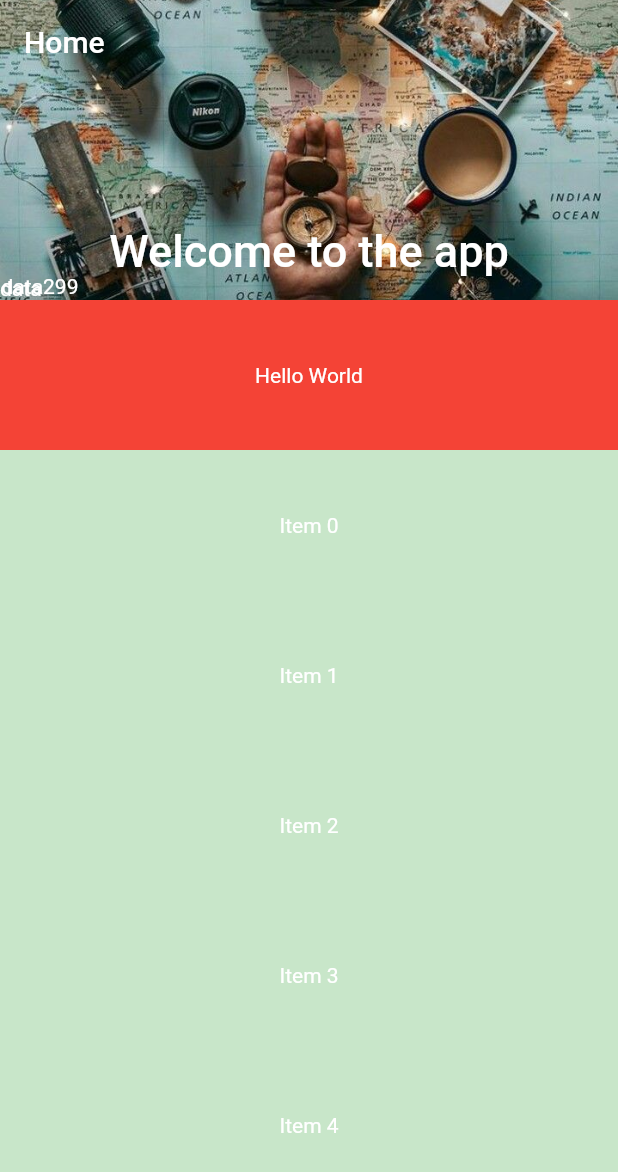
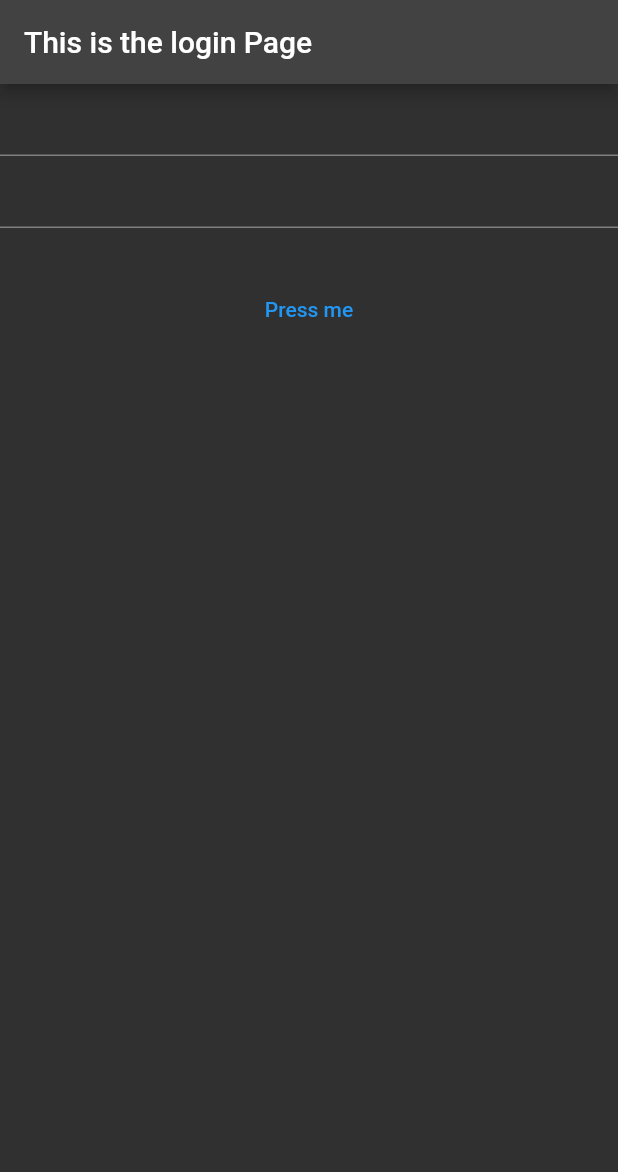
Before and after one commit to kghSachin/SEEAPP, a Flutter app: the screen it shows after launch, on a phone screen of 412 x 824 dp. Shown: the top 1172 px of the screen. Run offline on Flutter 3.47's test engine with Material 2 defaults, Android fonts, the phone set to English and light mode, and no system bars; our stand-ins replace flutter_riverpod.

Commit message:
login loading register

```diff
--- /dev/null
+++ b/lib/components/loading/loading_screen_controller.dart
@@ -0,0 +1,15 @@
+import 'package:flutter/foundation.dart' show immutable;
+
+typedef CloseLoadingScreen = bool Function();
+typedef UpdateLoadingScreen = bool Function(String text);
+
+@immutable
+class LoadingScreenController {
+  final CloseLoadingScreen close;
+  final UpdateLoadingScreen update;
+
+  const LoadingScreenController({
+    required this.close,
+    required this.update,
+  });
+}
--- a/lib/main.dart
+++ b/lib/main.dart
@@ -1,8 +1,12 @@
-import 'package:classtenapp/screens/home_screen.dart';
+import 'package:classtenapp/components/loading/loading_screen.dart';
+import 'package:classtenapp/screens/login_screen.dart';
+import 'package:classtenapp/state/auth/provider/is_loading_provider.dart';
+import 'package:classtenapp/state/auth/provider/is_loggedin_provider.dart';
 import 'package:flutter/material.dart';
+import 'package:flutter_riverpod/flutter_riverpod.dart';
 
 void main() {
-  runApp(const MyApp());
+  runApp(const ProviderScope(child: MyApp()));
 }
 
 class MyApp extends StatelessWidget {
@@ -19,7 +23,24 @@ class MyApp extends StatelessWidget {
       theme: ThemeData(
         primarySwatch: Colors.green,
       ),
-      home: const HomePage(),
+      home: Consumer(
+        builder: (context, ref, child) {
+          ref.listen<bool>(isLoadingProvider, (_, isLoading) {
+            print(isLoading.toString());
+            if (isLoading) {
+              LoadingScreen.instance().show(context: context);
+            } else {
+              LoadingScreen.instance().hide();
+            }
+          });
+          final isLogged = ref.watch(isLoggedInProvider);
+          if (isLogged) {
+            return const RiverPodLogin();
+          } else {
+            return const RiverPodLogin();
+          }
+        },
+      ),
     );
   }
 }
--- /dev/null
+++ b/lib/screens/login_screen.dart
@@ -0,0 +1,64 @@
+import 'package:classtenapp/state/auth/provider/auth_state_provider.dart';
+import 'package:flutter/material.dart';
+import 'package:flutter_riverpod/flutter_riverpod.dart';
+
+class RiverPodLogin extends ConsumerStatefulWidget {
+  const RiverPodLogin({super.key});
+
+  @override
+  ConsumerState<ConsumerStatefulWidget> createState() => _RiverPodLoginState();
+}
+
+class _RiverPodLoginState extends ConsumerState<RiverPodLogin> {
+  late final TextEditingController emailController;
+  late final TextEditingController passwordController;
+  @override
+  void initState() {
+    super.initState();
+    emailController = TextEditingController();
+    passwordController = TextEditingController();
+  }
+
+  @override
+  void dispose() {
+    emailController.dispose();
+    passwordController.dispose();
+    super.dispose();
+  }
+
+  @override
+  Widget build(BuildContext context) {
+    final loginProvider = ref.watch(authStateProvider.notifier);
+    login() {
+      var data = {
+        'contact': emailController.text,
+        'password': passwordController.text,
+      };
+      loginProvider.login(data);
+    }
+
+    return Scaffold(
+      appBar: AppBar(
+        title: const Text("This is the login Page "),
+      ),
+      body: Center(
+          child: Column(
+        children: [
+          TextField(
+            controller: emailController,
+          ),
+          TextField(
+            controller: passwordController,
+          ),
+          const SizedBox(
+            height: 30,
+          ),
+          TextButton(
+            onPressed: login,
+            child: Text("Press me"),
+          )
+        ],
+      )),
+    );
+  }
+}
--- /dev/null
+++ b/lib/state/auth/models/auth_result.dart
@@ -0,0 +1,4 @@
+enum AuthResult {
+  success,
+  failed,
+}
--- /dev/null
+++ b/lib/state/auth/provider/auth_state_provider.dart
@@ -0,0 +1,7 @@
+import 'package:classtenapp/state/auth/models/auth_state.dart';
+import 'package:classtenapp/state/auth/notifier/auth_state_notifier.dart';
+import 'package:flutter_riverpod/flutter_riverpod.dart';
+
+final authStateProvider = StateNotifierProvider<AuthStateNotifier, AuthState>(
+  (_) => AuthStateNotifier(),
+);
--- /dev/null
+++ b/lib/state/auth/provider/is_loading_provider.dart
@@ -0,0 +1,7 @@
+import 'package:classtenapp/state/auth/provider/auth_state_provider.dart';
+import 'package:flutter_riverpod/flutter_riverpod.dart';
+
+final isLoadingProvider = Provider((ref) {
+  final authState = ref.watch(authStateProvider);
+  return authState.isLoading;
+});
--- /dev/null
+++ b/lib/state/auth/provider/is_loggedin_provider.dart
@@ -0,0 +1,8 @@
+import 'package:classtenapp/state/auth/models/auth_result.dart';
+import 'package:classtenapp/state/auth/provider/auth_state_provider.dart';
+import 'package:flutter_riverpod/flutter_riverpod.dart';
+
+final isLoggedInProvider = Provider<bool>((ref) {
+  final isLoggedIn = ref.watch(authStateProvider);
+  return isLoggedIn.result == AuthResult.success;
+});
--- /dev/null
+++ b/lib/state/services/postBackend/get_post.dart
@@ -0,0 +1,4 @@
+class GetPost {
+  static const String _fullUrl = "";
+
+}
--- a/pubspec.yaml
+++ b/pubspec.yaml
@@ -35,6 +35,9 @@ dependencies:
   # The following adds the Cupertino Icons font to your application.
   # Use with the CupertinoIcons class for iOS style icons.
   cupertino_icons: ^1.0.2
+  flutter_riverpod: ^2.3.2
+  hooks_riverpod: ^2.3.2
+  http: ^0.13.5
 
 dev_dependencies:
   flutter_test:
```
Also changed, not shown: lib/components/loading/loading_screen.dart (added, +109 -0 lines), lib/state/auth/backend/authenticator.dart (added, +57 -0 lines), lib/state/auth/models/auth_state.dart (added, +39 -0 lines), lib/state/auth/notifier/auth_state_notifier.dart (added, +24 -0 lines), pubspec.lock.
